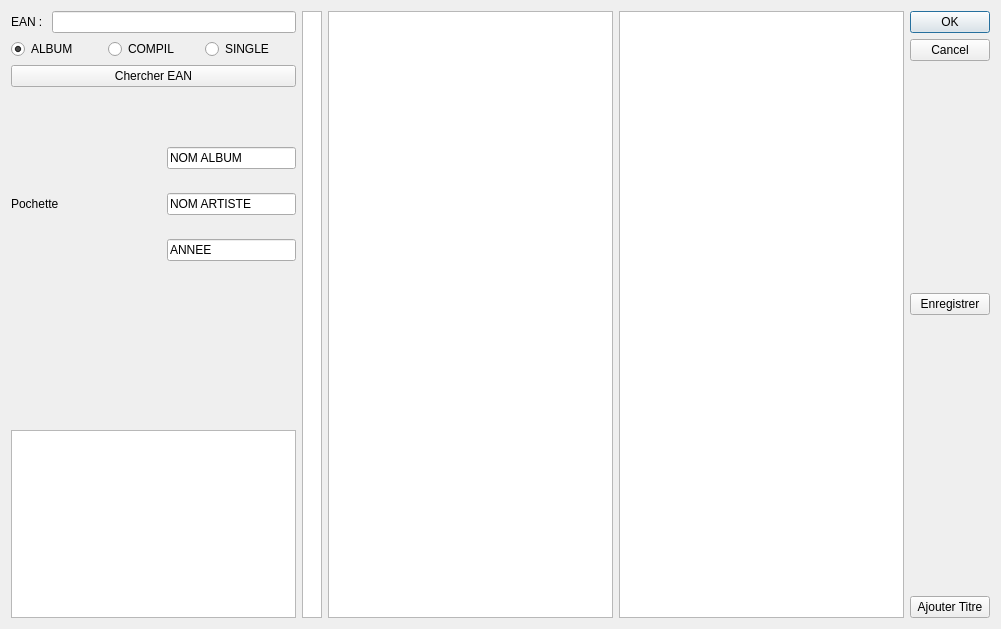
Qt form projet-musique/core/dialogajouterphys.ui (toopoormaghell/projet-musique) before a commit.
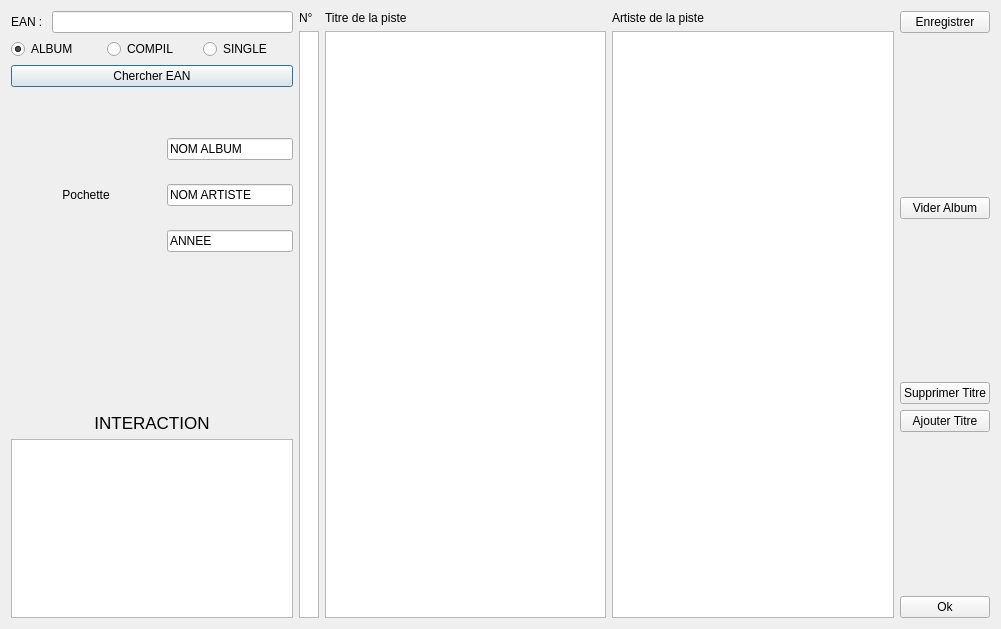
The same form after that commit.

Commit message:
Ajout de boutons dans dialogajouterphys.ui
Arrangement de la fenêtre de dialogue.

```diff
--- a/projet-musique/core/dialogajouterphys.ui
+++ b/projet-musique/core/dialogajouterphys.ui
@@ -95,6 +95,9 @@
          <property name="text">
           <string>Pochette</string>
          </property>
+         <property name="alignment">
+          <set>Qt::AlignCenter</set>
+         </property>
         </widget>
        </item>
        <item>
@@ -137,45 +140,83 @@
        </property>
       </spacer>
      </item>
+     <item>
+      <widget class="QLabel" name="label_2">
+       <property name="font">
+        <font>
+         <pointsize>13</pointsize>
+        </font>
+       </property>
+       <property name="text">
+        <string>INTERACTION</string>
+       </property>
+       <property name="alignment">
+        <set>Qt::AlignCenter</set>
+       </property>
+      </widget>
+     </item>
      <item>
       <widget class="QTextBrowser" name="Interaction"/>
      </item>
     </layout>
    </item>
    <item>
-    <widget class="QListWidget" name="Piste">
-     <property name="minimumSize">
-      <size>
-       <width>20</width>
-       <height>0</height>
-      </size>
-     </property>
-     <property name="maximumSize">
-      <size>
-       <width>20</width>
-       <height>16777215</height>
-      </size>
-     </property>
-    </widget>
+    <layout class="QVBoxLayout" name="verticalLayout_3">
+     <item>
+      <widget class="QLabel" name="label_3">
+       <property name="text">
+        <string>N°</string>
+       </property>
+      </widget>
+     </item>
+     <item>
+      <widget class="QListWidget" name="Piste">
+       <property name="minimumSize">
+        <size>
+         <width>20</width>
+         <height>0</height>
+        </size>
+       </property>
+       <property name="maximumSize">
+        <size>
+         <width>20</width>
+         <height>16777215</height>
+        </size>
+       </property>
+      </widget>
+     </item>
+    </layout>
    </item>
    <item>
-    <widget class="QListWidget" name="Titres"/>
+    <layout class="QVBoxLayout" name="verticalLayout_4">
+     <item>
+      <widget class="QLabel" name="label_4">
+       <property name="text">
+        <string>Titre de la piste</string>
+       </property>
+      </widget>
+     </item>
+     <item>
+      <widget class="QListWidget" name="Titres"/>
+     </item>
+    </layout>
    </item>
    <item>
-    <widget class="QListWidget" name="Artiste_Titres"/>
+    <layout class="QVBoxLayout" name="verticalLayoutArtiste">
+     <item>
+      <widget class="QLabel" name="ArtisteLabel">
+       <property name="text">
+        <string>Artiste de la piste</string>
+       </property>
+      </widget>
+     </item>
+     <item>
+      <widget class="QListWidget" name="Artiste_Titres"/>
+     </item>
+    </layout>
    </item>
    <item>
     <layout class="QVBoxLayout" name="verticalLayout_2">
-     <item>
-      <widget class="QDialogButtonBox" name="buttonBox">
-       <property name="orientation">
-        <enum>Qt::Vertical</enum>
-       </property>
-       <property name="standardButtons">
-        <set>QDialogButtonBox::Cancel|QDialogButtonBox::Ok</set>
-       </property>
-      </widget>
-     </item>
      <item>
       <widget class="QPushButton" name="Enregistrer">
        <property name="text">
@@ -184,18 +225,45 @@
       </widget>
      </item>
      <item>
-      <spacer name="verticalSpacer_3">
+      <spacer name="verticalSpacer_5">
        <property name="orientation">
         <enum>Qt::Vertical</enum>
        </property>
        <property name="sizeHint" stdset="0">
         <size>
          <width>20</width>
-         <height>100</height>
+         <height>40</height>
         </size>
        </property>
       </spacer>
      </item>
+     <item>
+      <widget class="QPushButton" name="ViderAlbum">
+       <property name="text">
+        <string>Vider Album</string>
+       </property>
+      </widget>
+     </item>
+     <item>
+      <spacer name="verticalSpacer_4">
+       <property name="orientation">
+        <enum>Qt::Vertical</enum>
+       </property>
+       <property name="sizeHint" stdset="0">
+        <size>
+         <width>20</width>
+         <height>40</height>
+        </size>
+       </property>
+      </spacer>
+     </item>
+     <item>
+      <widget class="QPushButton" name="Supprimer_Titre">
+       <property name="text">
+        <string>Supprimer Titre</string>
+       </property>
+      </widget>
+     </item>
      <item>
       <widget class="QPushButton" name="Ajouter_Titre">
        <property name="text">
@@ -203,6 +271,26 @@
        </property>
       </widget>
      </item>
+     <item>
+      <spacer name="verticalSpacer_3">
+       <property name="orientation">
+        <enum>Qt::Vertical</enum>
+       </property>
+       <property name="sizeHint" stdset="0">
+        <size>
+         <width>20</width>
+         <height>40</height>
+        </size>
+       </property>
+      </spacer>
+     </item>
+     <item>
+      <widget class="QPushButton" name="Ok">
+       <property name="text">
+        <string>Ok</string>
+       </property>
+      </widget>
+     </item>
     </layout>
    </item>
   </layout>
```
Left out of the diff: 47 changed lines with no effect on the pictures. The commit also changes 2 other files.
